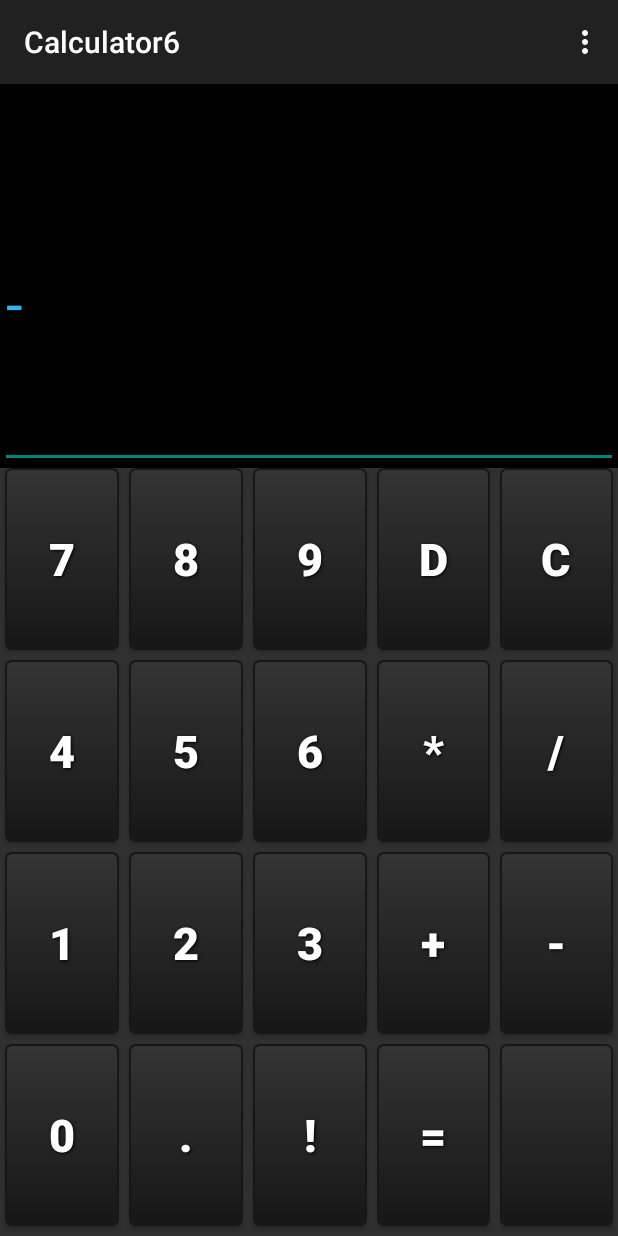
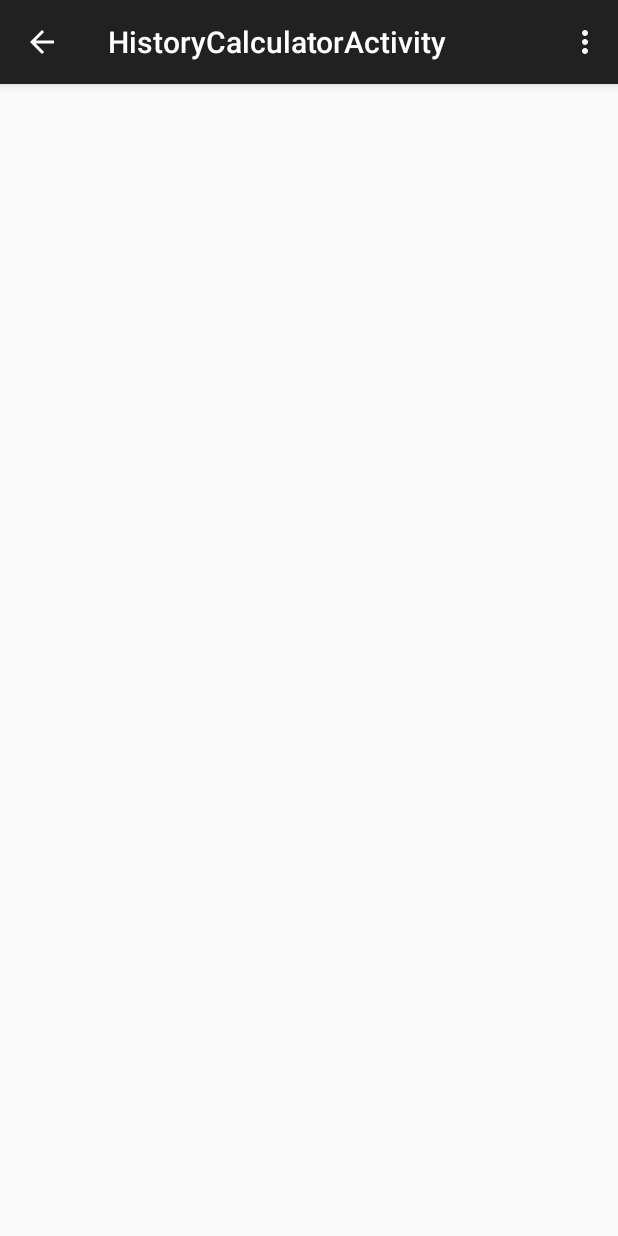
Before and after one commit to smb6/Calculator6, an Android app: the screen it shows after launch (MainCalculatorActivity before the commit, HistoryCalculatorActivity after it), in the options menu, after a tap on "History", on a phone screen of 412 x 824 dp. Run offline under Robolectric (Android 15) with nearby library versions, the phone set to English and light mode, and no system bars.

```diff
--- /dev/null
+++ b/app/src/main/java/com/pabloc6/calculator6/HistoryCalculatorActivity.java
@@ -0,0 +1,39 @@
+package com.pabloc6.calculator6;
+
+import android.support.v7.app.ActionBarActivity;
+import android.os.Bundle;
+import android.view.Menu;
+import android.view.MenuItem;
+
+
+public class HistoryCalculatorActivity extends ActionBarActivity {
+
+    @Override
+    protected void onCreate(Bundle savedInstanceState) {
+        super.onCreate(savedInstanceState);
+        setContentView(R.layout.activity_history_calculator);
+    }
+
+
+    @Override
+    public boolean onCreateOptionsMenu(Menu menu) {
+        // Inflate the menu; this adds items to the action bar if it is present.
+        getMenuInflater().inflate(R.menu.menu_history_calculator, menu);
+        return true;
+    }
+
+    @Override
+    public boolean onOptionsItemSelected(MenuItem item) {
+        // Handle action bar item clicks here. The action bar will
+        // automatically handle clicks on the Home/Up button, so long
+        // as you specify a parent activity in AndroidManifest.xml.
+        int id = item.getItemId();
+
+        //noinspection SimplifiableIfStatement
+        if (id == R.id.action_settings) {
+            return true;
+        }
+
+        return super.onOptionsItemSelected(item);
+    }
+}
--- a/app/src/main/java/com/pabloc6/calculator6/MainCalculatorActivity.java
+++ b/app/src/main/java/com/pabloc6/calculator6/MainCalculatorActivity.java
@@ -1,5 +1,6 @@
 package com.pabloc6.calculator6;
 
+import android.content.Intent;
 import android.support.v7.app.ActionBarActivity;
 import android.os.Bundle;
 import android.util.Log;
@@ -128,9 +129,17 @@ public class MainCalculatorActivity extends ActionBarActivity implements View.On
             return true;
         }
         if (id == R.id.i_showHistory) {
+            Intent intentHistory = new Intent(getApplicationContext(), HistoryCalculatorActivity.class);
+            startActivityForResult(intentHistory, 3); // id = 3 , History
             return true;
         }
-        if (id == R.id.i_memory) {
+        if (id == R.id.i_memorySave) {
+            return true;
+        }
+        if (id == R.id.i_memoryRecall) {
+            return true;
+        }
+        if (id == R.id.i_memoryClear) {
             return true;
         }
         if (id == R.id.i_about) {
@@ -350,5 +359,12 @@ public class MainCalculatorActivity extends ActionBarActivity implements View.On
 
     }
 
+    @override
+    protected void onActivityResult(int requestCode, int resultCode, Intent data) {
+        super.onActivityResult(requestCode,resultCode,data);
+        // Handle the result according to the parameters
+
+    }
+
 
 }
--- /dev/null
+++ b/app/src/main/res/layout/activity_history_calculator.xml
@@ -0,0 +1,11 @@
+<RelativeLayout xmlns:android="http://schemas.android.com/apk/res/android"
+    xmlns:tools="http://schemas.android.com/tools"
+    android:layout_width="match_parent"
+    android:layout_height="match_parent"
+    android:paddingBottom="@dimen/activity_vertical_margin"
+    android:paddingLeft="@dimen/activity_horizontal_margin"
+    android:paddingRight="@dimen/activity_horizontal_margin"
+    android:paddingTop="@dimen/activity_vertical_margin"
+    tools:context="com.pabloc6.calculator6.HistoryCalculatorActivity">
+
+</RelativeLayout>
--- /dev/null
+++ b/app/src/main/res/menu/menu_history_calculator.xml
@@ -0,0 +1,7 @@
+<menu xmlns:android="http://schemas.android.com/apk/res/android"
+    xmlns:app="http://schemas.android.com/apk/res-auto"
+    xmlns:tools="http://schemas.android.com/tools"
+    tools:context="com.pabloc6.calculator6.HistoryCalculatorActivity">
+    <item android:id="@+id/action_settings" android:title="@string/action_settings"
+        android:orderInCategory="100" app:showAsAction="never" />
+</menu>
--- a/app/src/main/res/menu/menu_main_calculator.xml
+++ b/app/src/main/res/menu/menu_main_calculator.xml
@@ -7,12 +7,6 @@
         android:id="@+id/i_showHistory"
         android:orderInCategory="100"
         android:title="@string/i_showHistory"
-        app:showAsAction="never" />
-
-    <item
-        android:id="@+id/i_memory"
-        android:orderInCategory="100"
-        android:title="@string/i_memory"
         app:showAsAction="never" />
 
     <item
@@ -27,5 +21,24 @@
         android:title="@string/action_settings"
         app:showAsAction="never" />
 
+    <item
+        android:id="@+id/i_memorySave"
+        android:orderInCategory="100"
+        android:title="@string/i_memorySave"
+        app:showAsAction="ifRoom" />
+
+    <item
+        android:id="@+id/i_memoryRecall"
+        android:orderInCategory="100"
+        android:title="@string/i_memoryRecall"
+        app:showAsAction="ifRoom" />
+
+    <item
+        android:id="@+id/i_memoryClear"
+        android:orderInCategory="100"
+        android:title="@string/i_memoryClear"
+        app:showAsAction="ifRoom" />
+
+
 
 </menu>
--- a/app/src/main/res/values/strings.xml
+++ b/app/src/main/res/values/strings.xml
@@ -25,7 +25,11 @@
     <string name="btn_delValue">D</string>
     <string name="btn_sevenTag">SEVEN</string>
     <string name="i_showHistory">History</string>
-    <string name="i_memory">Memory</string>
+    <string name="i_memorySave">M+</string>
+    <string name="i_memoryRecall">M</string>
+    <string name="i_memoryClear">MC</string>
     <string name="i_about">About</string>
+    <string name="title_activity_history">HistoryActivity</string>
+    <string name="title_activity_history_calculator">HistoryCalculatorActivity</string>
 
 </resources>
```
Also changed, not shown: app/src/main/AndroidManifest.xml (+8 -0 lines).
